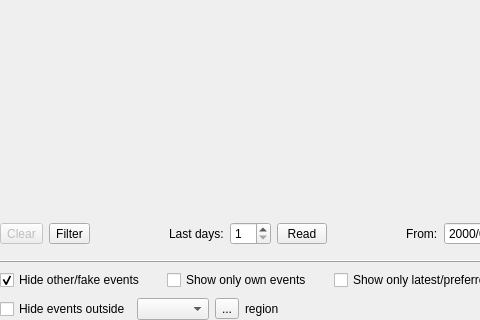
The window that libs/seiscomp/gui/datamodel/eventlistview.ui (SeisComP/common) describes before a commit, drawn with Qt 5; both pictures show x 0 to 480 and y 390 to 710 of the 802 by 710 pixel window.
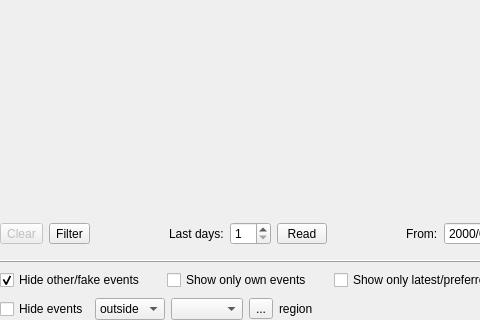
The same window after the commit. Icons and pictures are not drawn.

Commit message: [eventlist] Allow to hide events inside a configured region

```diff
--- a/libs/seiscomp/gui/datamodel/eventlistview.ui
+++ b/libs/seiscomp/gui/datamodel/eventlistview.ui
@@ -398,10 +398,24 @@
         <item>
          <widget class="QCheckBox" name="cbFilterRegions" >
           <property name="text" >
-           <string>Hide events outside</string>
+           <string>Hide events</string>
           </property>
          </widget>
         </item>
+        <item>
+         <widget class="QComboBox" name="cbFilterRegionMode" >
+          <item>
+           <property name="text" >
+            <string>outside</string>
+           </property>
+          </item>
+          <item>
+           <property name="text" >
+            <string>inside</string>
+           </property>
+          </item>
+         </widget>
+        </item>
         <item>
          <widget class="QComboBox" name="lstFilterRegions" />
         </item>
```
The commit also changes 2 other files.
